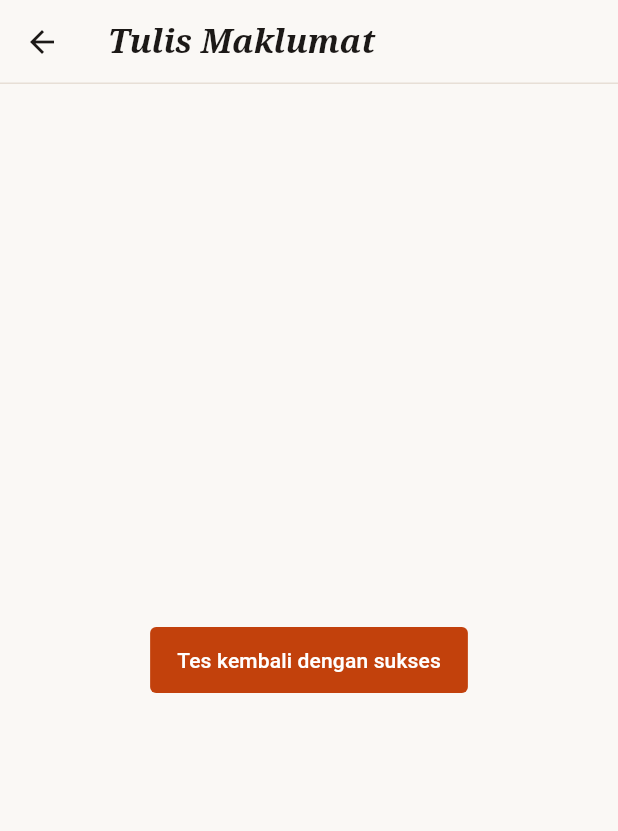
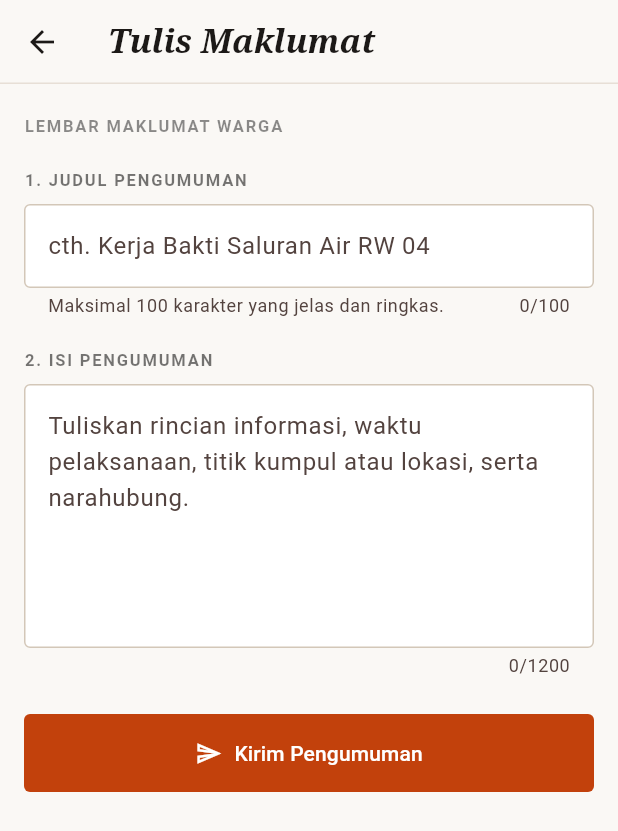
Before and after one commit to aldissa/nusa_info, a Flutter app: the AddPostScreen screen opened directly, on a phone screen of 412 x 824 dp. Shown: the top 831 px of the screen. Run offline on Flutter 3.47's test engine with Material 3 defaults, Android fonts, the phone set to English and light mode, and no system bars; network calls fail.

Commit message:
feat: add post screen dengan validasi form dan POST /posts

```diff
--- a/lib/screens/add_post_screen.dart
+++ b/lib/screens/add_post_screen.dart
@@ -1,18 +1,191 @@
 import 'package:flutter/material.dart';
 
-class AddPostScreen extends StatelessWidget {
+import '../main.dart';
+import '../services/post_service.dart';
+
+class AddPostScreen extends StatefulWidget {
   const AddPostScreen({super.key});
+
+  @override
+  State<AddPostScreen> createState() => _AddPostScreenState();
+}
+
+class _AddPostScreenState extends State<AddPostScreen> {
+  final PostService _postService = PostService();
+
+  // Kunci untuk memvalidasi form
+  final GlobalKey<FormState> _formKey = GlobalKey<FormState>();
+
+  final TextEditingController _titleController = TextEditingController();
+  final TextEditingController _bodyController = TextEditingController();
+
+  bool _isSubmitting = false;
+
+  @override
+  void dispose() {
+    _titleController.dispose();
+    _bodyController.dispose();
+    super.dispose();
+  }
+
+  Future<void> _submit() async {
+    // Jalankan semua validator, berhenti kalau ada yang tidak valid
+    if (!_formKey.currentState!.validate()) return;
+
+    setState(() => _isSubmitting = true);
+
+    try {
+      await _postService.createPost(
+        title: _titleController.text.trim(),
+        body: _bodyController.text.trim(),
+      );
+
+      if (!mounted) return;
+      // Kembali ke Home membawa hasil sukses
+      Navigator.pop(context, true);
+    } catch (e) {
+      if (!mounted) return;
+      setState(() => _isSubmitting = false);
+
+      final message = e.toString().replaceFirst('Exception: ', '');
+      ScaffoldMessenger.of(context)
+        ..hideCurrentSnackBar()
+        ..showSnackBar(
+          SnackBar(
+            behavior: SnackBarBehavior.floating,
+            backgroundColor: NusaInfoApp.terracotta,
+            shape: RoundedRectangleBorder(
+              borderRadius: BorderRadius.circular(6),
+            ),
+            content: Row(
+              children: [
+                const Icon(Icons.error_outline, color: Colors.white, size: 20),
+                const SizedBox(width: 12),
+                Expanded(child: Text(message)),
+              ],
+            ),
+          ),
+        );
+    }
+  }
 
   @override
   Widget build(BuildContext context) {
     return Scaffold(
       appBar: AppBar(title: const Text('Tulis Maklumat')),
-      body: Center(
-        child: ElevatedButton(
-          onPressed: () => Navigator.pop(context, true),
-          child: const Text('Tes kembali dengan sukses'),
+      body: SingleChildScrollView(
+        padding: const EdgeInsets.fromLTRB(16, 20, 16, 32),
+        child: Form(
+          key: _formKey,
+          child: Column(
+            crossAxisAlignment: CrossAxisAlignment.start,
+            children: [
+              const Text(
+                'LEMBAR MAKLUMAT WARGA',
+                style: TextStyle(
+                  fontSize: 11,
+                  letterSpacing: 1.2,
+                  fontWeight: FontWeight.w700,
+                  color: Colors.black45,
+                ),
+              ),
+              const SizedBox(height: 20),
+
+              // 1. Judul
+              const _FieldLabel(number: '1', text: 'JUDUL PENGUMUMAN'),
+              const SizedBox(height: 8),
+              TextFormField(
+                controller: _titleController,
+                enabled: !_isSubmitting,
+                maxLength: 100,
+                textInputAction: TextInputAction.next,
+                decoration: const InputDecoration(
+                  hintText: 'cth. Kerja Bakti Saluran Air RW 04',
+                  helperText:
+                      'Maksimal 100 karakter yang jelas dan ringkas.',
+                ),
+                validator: (value) {
+                  final text = value?.trim() ?? '';
+                  if (text.isEmpty) return 'Judul tidak boleh kosong';
+                  if (text.length < 10) {
+                    return 'Judul minimal 10 karakter';
+                  }
+                  return null;
+                },
+              ),
+              const SizedBox(height: 20),
+
+              // 2. Isi
+              const _FieldLabel(number: '2', text: 'ISI PENGUMUMAN'),
+              const SizedBox(height: 8),
+              TextFormField(
+                controller: _bodyController,
+                enabled: !_isSubmitting,
+                maxLength: 1200,
+                minLines: 6,
+                maxLines: 10,
+                textInputAction: TextInputAction.newline,
+                decoration: const InputDecoration(
+                  hintText:
+                      'Tuliskan rincian informasi, waktu pelaksanaan, titik kumpul atau lokasi, serta narahubung.',
+                  alignLabelWithHint: true,
+                ),
+                validator: (value) {
+                  final text = value?.trim() ?? '';
+                  if (text.isEmpty) return 'Isi pengumuman tidak boleh kosong';
+                  if (text.length < 30) {
+                    return 'Isi minimal 30 karakter';
+                  }
+                  return null;
+                },
+              ),
+              const SizedBox(height: 24),
+
+              // Tombol kirim
+              SizedBox(
+                width: double.infinity,
+                height: 52,
+                child: ElevatedButton.icon(
+                  onPressed: _isSubmitting ? null : _submit,
+                  icon: _isSubmitting
+                      ? const SizedBox(
+                          width: 18,
+                          height: 18,
+                          child: CircularProgressIndicator(
+                            strokeWidth: 2,
+                            color: Colors.white,
+                          ),
+                        )
+                      : const Icon(Icons.send_outlined),
+                  label: Text(
+                    _isSubmitting ? 'Mengirim...' : 'Kirim Pengumuman',
+                  ),
+                ),
+              ),
+            ],
+          ),
         ),
       ),
     );
   }
 }
+
+class _FieldLabel extends StatelessWidget {
+  final String number;
+  final String text;
+
+  const _FieldLabel({required this.number, required this.text});
+
+  @override
+  Widget build(BuildContext context) {
+    return Text(
+      '$number. $text',
+      style: const TextStyle(
+        fontSize: 11,
+        letterSpacing: 1.2,
+        fontWeight: FontWeight.w700,
+        color: Colors.black54,
+      ),
+    );
+  }
+}
```
